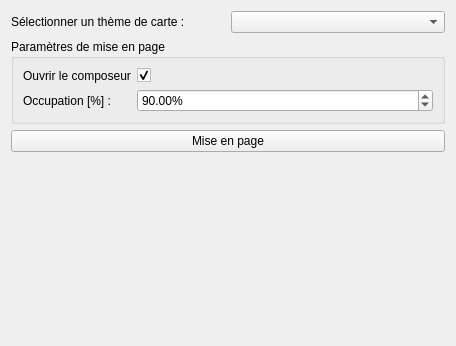
First picture: the form in qsequoia2/modules/layout_designer/layout_designer.ui, repository SequoiApp/Qsequoia2, before the edit.
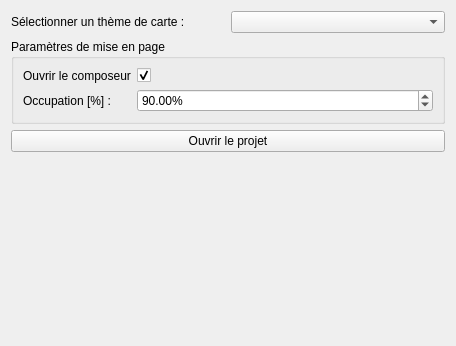
Second picture: the form after the edit. Custom widgets are drawn as their Qt base class.

Commit message: Adding newx project switch capabilities

What changed in the file:
```diff
--- a/qsequoia2/modules/layout_designer/layout_designer.ui
+++ b/qsequoia2/modules/layout_designer/layout_designer.ui
@@ -78,7 +78,7 @@
    <item>
     <widget class="QPushButton" name="btn_run">
      <property name="text">
-      <string>Mise en page</string>
+      <string>Ouvrir le projet</string>
      </property>
     </widget>
    </item>
```
The commit also changes 1 other file.
